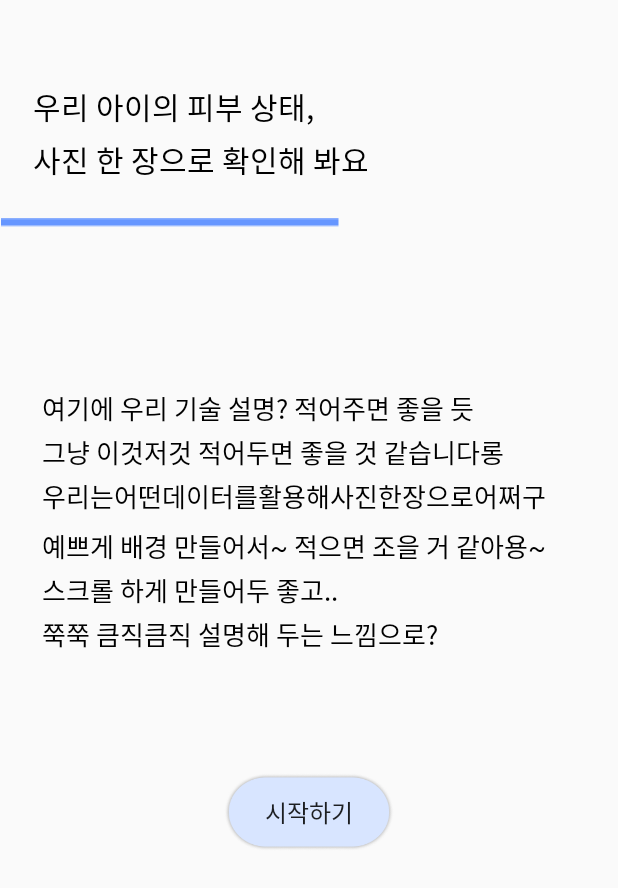
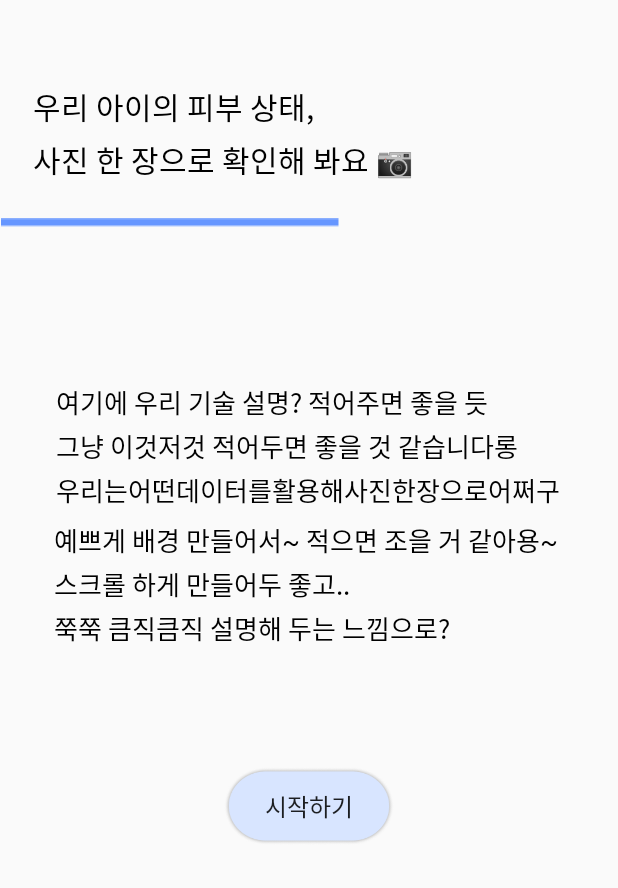
Before and after one commit to meongnyang/front-end, an Android app: the SkinMainActivity screen opened directly, with no data from a screen before it, on a phone screen of 412 x 824 dp. Shown: the top 888 px of the screen. Run offline under Robolectric (Android 15) with nearby library versions, the phone set to English and light mode, and no system bars.

Commit message:
[add]: 갤러리에서 선택 기능 추가

```diff
--- a/app/src/main/res/layout/skin_activity_main.xml
+++ b/app/src/main/res/layout/skin_activity_main.xml
@@ -41,7 +41,7 @@
         android:layout_marginTop="56dp"
         android:fontFamily="@font/gothic"
         android:lineSpacingExtra="5dp"
-        android:text="우리 아이의 피부 상태,\n사진 한 장으로 확인해 봐요"
+        android:text="우리 아이의 피부 상태,\n사진 한 장으로 확인해 봐요 📷"
         android:textColor="#000000"
         android:textSize="20sp"
         app:layout_constraintStart_toStartOf="parent"
@@ -52,7 +52,7 @@
         android:layout_width="wrap_content"
         android:layout_height="wrap_content"
         android:layout_marginStart="28dp"
-        android:layout_marginTop="108dp"
+        android:layout_marginTop="104dp"
         android:layout_marginEnd="28dp"
         android:fontFamily="@font/gothic"
         android:lineSpacingExtra="4dp"
@@ -60,7 +60,7 @@
         android:textColor="#000000"
         android:textSize="17sp"
         app:layout_constraintEnd_toEndOf="parent"
-        app:layout_constraintHorizontal_bias="0.0"
+        app:layout_constraintHorizontal_bias="0.47"
         app:layout_constraintStart_toStartOf="parent"
         app:layout_constraintTop_toBottomOf="@+id/imageView15" />
 
@@ -69,7 +69,7 @@
         android:layout_width="wrap_content"
         android:layout_height="wrap_content"
         android:layout_marginStart="28dp"
-        android:layout_marginTop="200dp"
+        android:layout_marginTop="196dp"
         android:layout_marginEnd="28dp"
         android:fontFamily="@font/gothic"
         android:lineSpacingExtra="4dp"
@@ -77,7 +77,6 @@
         android:textColor="#000000"
         android:textSize="17sp"
         app:layout_constraintEnd_toEndOf="parent"
-        app:layout_constraintHorizontal_bias="0.0"
         app:layout_constraintStart_toStartOf="parent"
         app:layout_constraintTop_toBottomOf="@+id/imageView15" />
 
```
Also changed, not shown: app/src/main/java/com/example/meongnyang/skin/CameraActivity.kt (+61 -0 lines).
